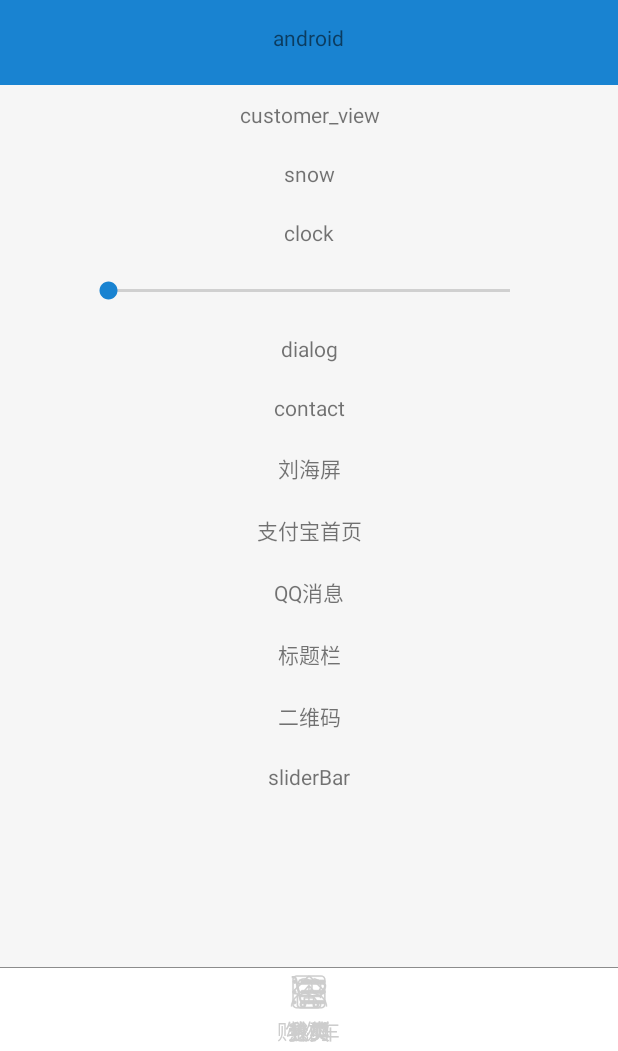
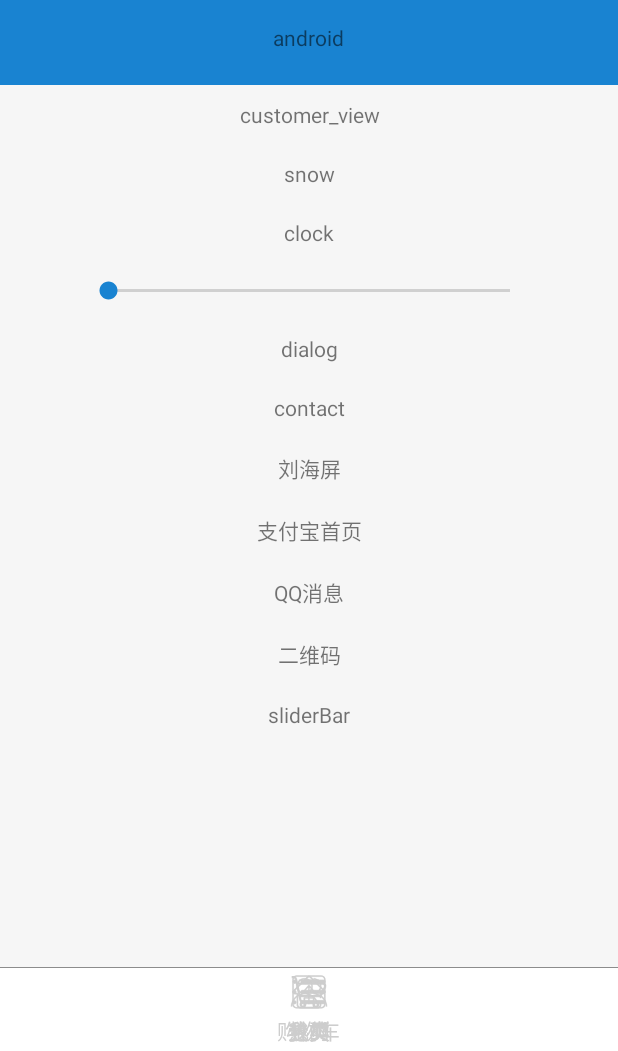
Before and after one commit to JNSSY/Library, an Android app: the fragment LeftMenuFragment placed in its activity, on a phone screen of 412 x 824 dp, the part 185-1236 px from its top. Run offline under Robolectric (Android 15) with nearby library versions, the phone set to English and light mode, and no system bars; our stand-ins replace CircleImageView.

Commit message:
推送分支

```diff
--- a/app/build.gradle
+++ b/app/build.gradle
@@ -6,7 +6,7 @@ android {
     defaultConfig {
         applicationId "com.wy.demo"
         minSdkVersion 19
-        targetSdkVersion 22
+        targetSdkVersion 26
         versionCode 1
         versionName "1.0"
     }
--- a/app/src/main/res/layout/activity_main.xml
+++ b/app/src/main/res/layout/activity_main.xml
@@ -14,7 +14,7 @@
     <fragment
         android:name="com.wy.jnssy.fragment.LeftMenuFragment"
         android:layout_width="match_parent"
-        android:layout_height="wrap_content"
+        android:layout_height="match_parent"
         android:layout_gravity="start"
         android:fitsSystemWindows="true"
         android:tag="LEFTMENU" />
--- a/jnssy/build.gradle
+++ b/jnssy/build.gradle
@@ -6,7 +6,7 @@ android {
 
     defaultConfig {
         minSdkVersion 19
-        targetSdkVersion 22
+        targetSdkVersion 26
         versionCode 1
         versionName "1.0"
 
--- a/jnssy/src/main/java/com/wy/jnssy/fragment/LeftMenuFragment.java
+++ b/jnssy/src/main/java/com/wy/jnssy/fragment/LeftMenuFragment.java
@@ -38,7 +38,6 @@ public class LeftMenuFragment extends Fragment implements View.OnClickListener {
     private SeekBar seekBar;
     private TextView tv_alipay_home;
     private TextView tv_qqmsg;
-    private TextView tv_toolbar;
     private TextView tv_code2;
     private TextView tv_sd;
     private TextView tv_snow;
@@ -61,7 +60,6 @@ public class LeftMenuFragment extends Fragment implements View.OnClickListener {
         tv_huawei = view.findViewById(R.id.tv_huawei);
         tv_alipay_home = view.findViewById(R.id.tv_alipay_home);
         tv_qqmsg = view.findViewById(R.id.tv_qqmsg);
-        tv_toolbar = view.findViewById(R.id.tv_toolbar);
         tv_code2 = view.findViewById(R.id.tv_code2);
         tv_sd = view.findViewById(R.id.tv_sd);
     }
@@ -75,7 +73,6 @@ public class LeftMenuFragment extends Fragment implements View.OnClickListener {
         tv_huawei.setOnClickListener(this);
         tv_alipay_home.setOnClickListener(this);
         tv_qqmsg.setOnClickListener(this);
-        tv_toolbar.setOnClickListener(this);
         tv_code2.setOnClickListener(this);
         tv_sd.setOnClickListener(this);
 
--- a/jnssy/src/main/res/layout/fragment_left_menu.xml
+++ b/jnssy/src/main/res/layout/fragment_left_menu.xml
@@ -34,12 +34,13 @@
 
     <ScrollView
         android:layout_width="match_parent"
-        android:layout_height="wrap_content"
+        android:layout_height="0dp"
+        android:layout_weight="1"
         android:scrollbars="none">
 
         <LinearLayout
             android:layout_width="match_parent"
-            android:layout_height="wrap_content"
+            android:layout_height="match_parent"
             android:orientation="vertical">
 
             <TextView
@@ -118,14 +119,6 @@
                 android:padding="10dp"
                 android:text="QQ消息" />
 
-            <TextView
-                android:id="@+id/tv_toolbar"
-                android:layout_width="match_parent"
-                android:layout_height="wrap_content"
-                android:layout_weight="1"
-                android:gravity="center"
-                android:padding="10dp"
-                android:text="标题栏" />
 
 
             <TextView
```
